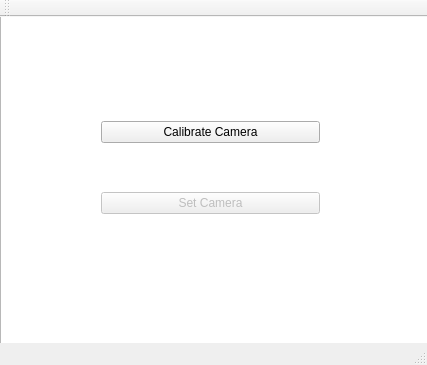
First picture: the form in sources/mainwindow.ui, repository mseefelder/barosaurus, before the edit.
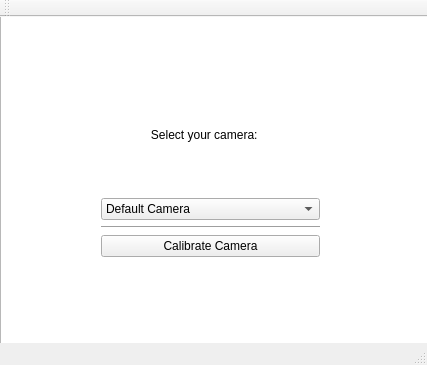
Second picture: the form after the edit.

Commit message: Camera selection implemented

Diff of the .ui file:
```diff
--- a/sources/mainwindow.ui
+++ b/sources/mainwindow.ui
@@ -37,6 +37,39 @@
      </rect>
     </property>
     <layout class="QVBoxLayout" name="verticalLayout">
+     <item>
+      <widget class="QLabel" name="label">
+       <property name="text">
+        <string>               Select your camera:</string>
+       </property>
+      </widget>
+     </item>
+     <item>
+      <widget class="QComboBox" name="comboBox">
+       <item>
+        <property name="text">
+         <string>Default Camera</string>
+        </property>
+       </item>
+       <item>
+        <property name="text">
+         <string>Non-default camera 1</string>
+        </property>
+       </item>
+       <item>
+        <property name="text">
+         <string>Non-default camera 2</string>
+        </property>
+       </item>
+      </widget>
+     </item>
+     <item>
+      <widget class="Line" name="line">
+       <property name="orientation">
+        <enum>Qt::Horizontal</enum>
+       </property>
+      </widget>
+     </item>
      <item>
       <widget class="QPushButton" name="pushButton_2">
        <property name="text">
@@ -44,16 +77,6 @@
        </property>
       </widget>
      </item>
-     <item>
-      <widget class="QPushButton" name="pushButton">
-       <property name="enabled">
-        <bool>false</bool>
-       </property>
-       <property name="text">
-        <string>Set Camera</string>
-       </property>
-      </widget>
-     </item>
     </layout>
    </widget>
   </widget>
```
The commit also changes 8 other files.
